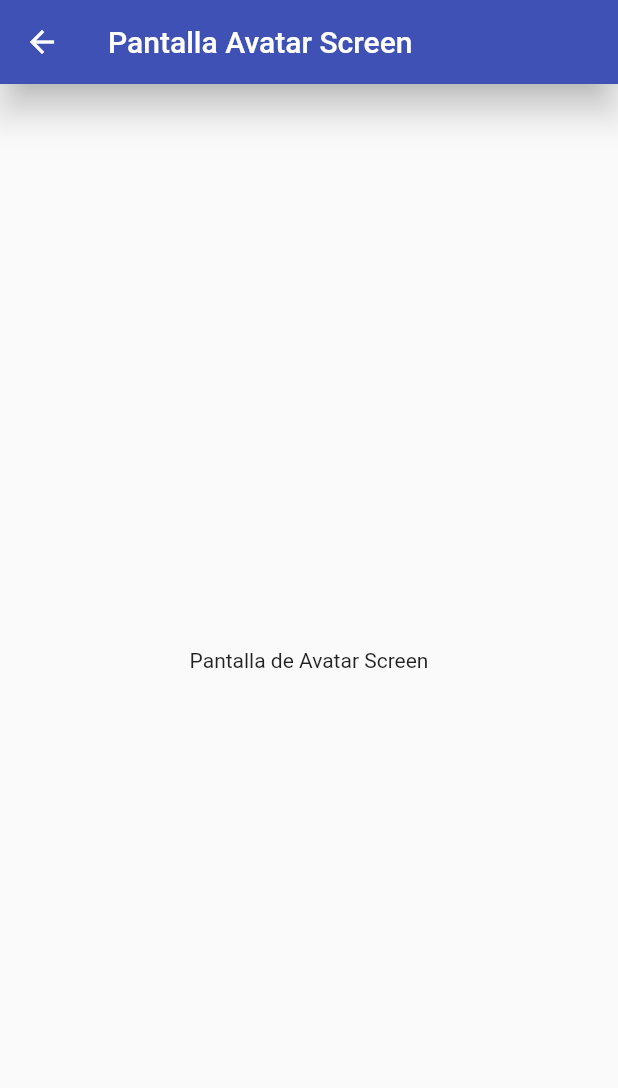
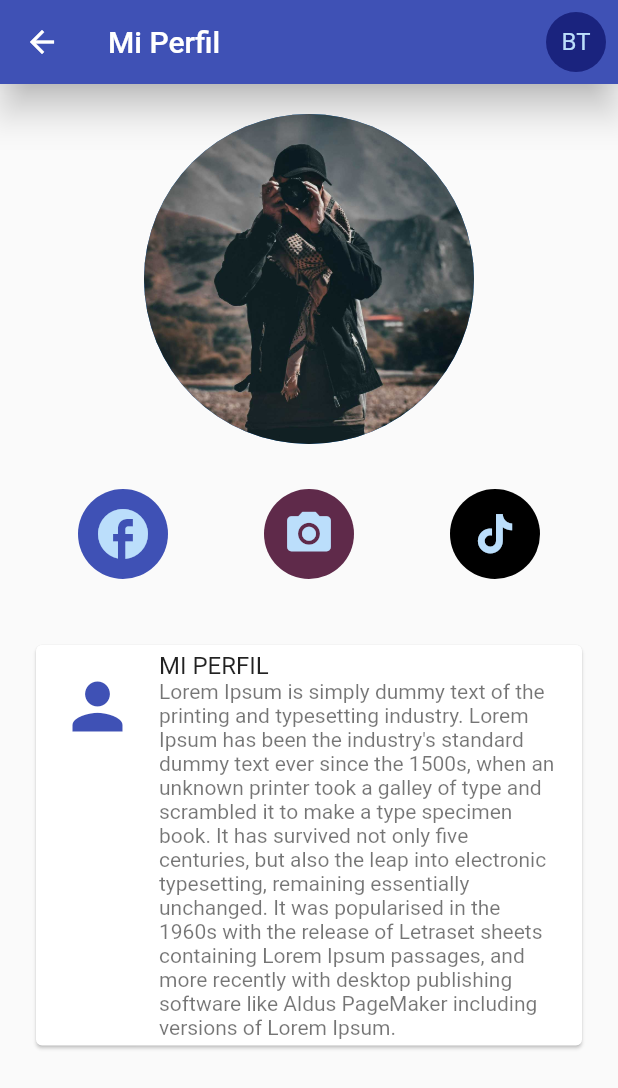
Before and after one commit to brxndo/app_flutter_1, a Flutter app: the AvatarScreen screen opened by its route, on a phone screen of 412 x 824 dp. Shown: the top 1088 px of the screen. Run offline on Flutter 3.47's test engine with Material 2 defaults, Android fonts, the phone set to English and light mode, and no system bars.

Commit message:
Agregado funcionalidades en cada pantalla

```diff
--- a/lib/screens/alert_screen.dart
+++ b/lib/screens/alert_screen.dart
@@ -9,6 +9,32 @@ class AlertScreen extends StatelessWidget {
         appBar: AppBar(
           title: const Text("Pantalla Alert Screen"),
         ),
-        body: const Center(child: Text("Pantalla de Alert Screen")));
+        body: Center(
+            child: ElevatedButton(
+                onPressed: (() {
+                  _mostrarDialogo(context);
+                }),
+                child: const Text("Mostrar Alerta"))));
+  }
+
+  void _mostrarDialogo(BuildContext context) {
+    showDialog(
+        context: context,
+        builder: ((context) {
+          return AlertDialog(
+            title: const Text("Titulo del dialogo"),
+            content: Column(
+              mainAxisSize: MainAxisSize.min,
+              children: const [Text("Este es el contenido de la alerta")],
+            ),
+            actions: [
+              TextButton(
+                  onPressed: (() {
+                    Navigator.pop(context);
+                  }),
+                  child: const Text("Cerrar"))
+            ],
+          );
+        }));
   }
 }
--- a/lib/screens/avatar_screen.dart
+++ b/lib/screens/avatar_screen.dart
@@ -1,4 +1,6 @@
 import 'package:flutter/material.dart';
+
+import '../widgets/cardview_custom.dart';
 
 class AvatarScreen extends StatelessWidget {
   const AvatarScreen({super.key});
@@ -7,8 +9,73 @@ class AvatarScreen extends StatelessWidget {
   Widget build(BuildContext context) {
     return Scaffold(
         appBar: AppBar(
-          title: const Text("Pantalla Avatar Screen"),
+          title: const Text("Mi Perfil"),
+          actions: [
+            Padding(
+              padding: const EdgeInsets.all(8),
+              child: CircleAvatar(
+                backgroundColor: Colors.indigo[900],
+                child: const Text("BT"),
+              ),
+            )
+          ],
         ),
-        body: const Center(child: Text("Pantalla de Avatar Screen")));
+        body: Padding(
+          padding: const EdgeInsets.all(20),
+          child: Column(
+            children: [
+              const Center(
+                child: CircleAvatar(
+                  maxRadius: 110,
+                  backgroundImage: AssetImage('assets/foto.jpeg'),
+                ),
+              ),
+              const SizedBox(
+                height: 30,
+              ),
+              Row(
+                children: const [
+                  Expanded(
+                    child: CircleAvatar(
+                      backgroundColor: Colors.indigo,
+                      maxRadius: 30,
+                      child: Icon(
+                        Icons.facebook,
+                        size: 40,
+                      ),
+                    ),
+                  ),
+                  Expanded(
+                    child: CircleAvatar(
+                      backgroundColor: Color.fromARGB(255, 95, 42, 74),
+                      maxRadius: 30,
+                      child: Icon(
+                        Icons.camera_alt,
+                        size: 35,
+                      ),
+                    ),
+                  ),
+                  Expanded(
+                    child: CircleAvatar(
+                      backgroundColor: Colors.black,
+                      maxRadius: 30,
+                      child: Icon(
+                        Icons.tiktok,
+                        size: 35,
+                      ),
+                    ),
+                  ),
+                ],
+              ),
+              const SizedBox(
+                height: 40,
+              ),
+              const CardViewCustom(
+                  titulo: "MI PERFIL",
+                  mensaje:
+                      "Lorem Ipsum is simply dummy text of the printing and typesetting industry. Lorem Ipsum has been the industry's standard dummy text ever since the 1500s, when an unknown printer took a galley of type and scrambled it to make a type specimen book. It has survived not only five centuries, but also the leap into electronic typesetting, remaining essentially unchanged. It was popularised in the 1960s with the release of Letraset sheets containing Lorem Ipsum passages, and more recently with desktop publishing software like Aldus PageMaker including versions of Lorem Ipsum.")
+            ],
+          ),
+        ));
   }
 }
--- a/lib/screens/card_screen.dart
+++ b/lib/screens/card_screen.dart
@@ -1,3 +1,4 @@
+import 'package:app_flutter_1/widgets/cardview_custom.dart';
 import 'package:flutter/material.dart';
 
 class CardScreen extends StatelessWidget {
@@ -7,6 +8,13 @@ class CardScreen extends StatelessWidget {
   Widget build(BuildContext context) {
     return Scaffold(
         appBar: AppBar(title: const Text("Card Screen")),
-        body: const Center(child: Text("Pantalla de Card Screen")));
+        body: Padding(
+          padding: const EdgeInsets.only(top: 60),
+          child: Column(
+            children: const [
+              CardViewCustom(titulo: "Titulo", mensaje: "Este es un mensaje")
+            ],
+          ),
+        ));
   }
 }
--- /dev/null
+++ b/lib/widgets/cardview_custom.dart
@@ -0,0 +1,29 @@
+import 'package:app_flutter_1/theme/app_theme.dart';
+import 'package:flutter/material.dart';
+
+class CardViewCustom extends StatelessWidget {
+  final String
+      titulo; //para recibir por parametros los valores del titulo y el mensaje
+  final String mensaje;
+  const CardViewCustom(
+      {super.key, required this.titulo, required this.mensaje});
+
+  @override
+  Widget build(BuildContext context) {
+    return Card(
+      child: Column(
+        children: [
+          ListTile(
+            title: Text(titulo),
+            subtitle: Text(mensaje),
+            leading: const Icon(
+              Icons.person,
+              size: 50,
+              color: AppTheme.primaryColor,
+            ),
+          )
+        ],
+      ),
+    );
+  }
+}
--- a/pubspec.yaml
+++ b/pubspec.yaml
@@ -60,7 +60,8 @@ flutter:
   uses-material-design: true
 
   # To add assets to your application, add an assets section, like this:
-  # assets:
+  assets:
+      - assets/
   #   - images/a_dot_burr.jpeg
   #   - images/a_dot_ham.jpeg
 
```
Also changed, not shown: lib/screens/animated_screen.dart (+38 -4 lines), lib/screens/input_screen.dart (+25 -2 lines), assets/foto.jpeg (added).
